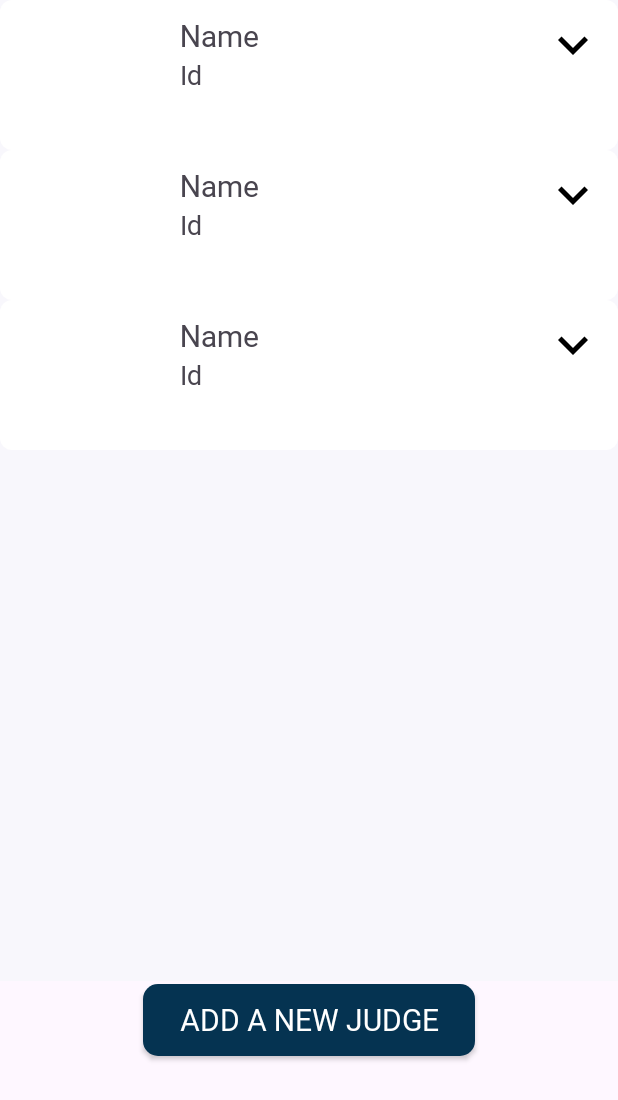
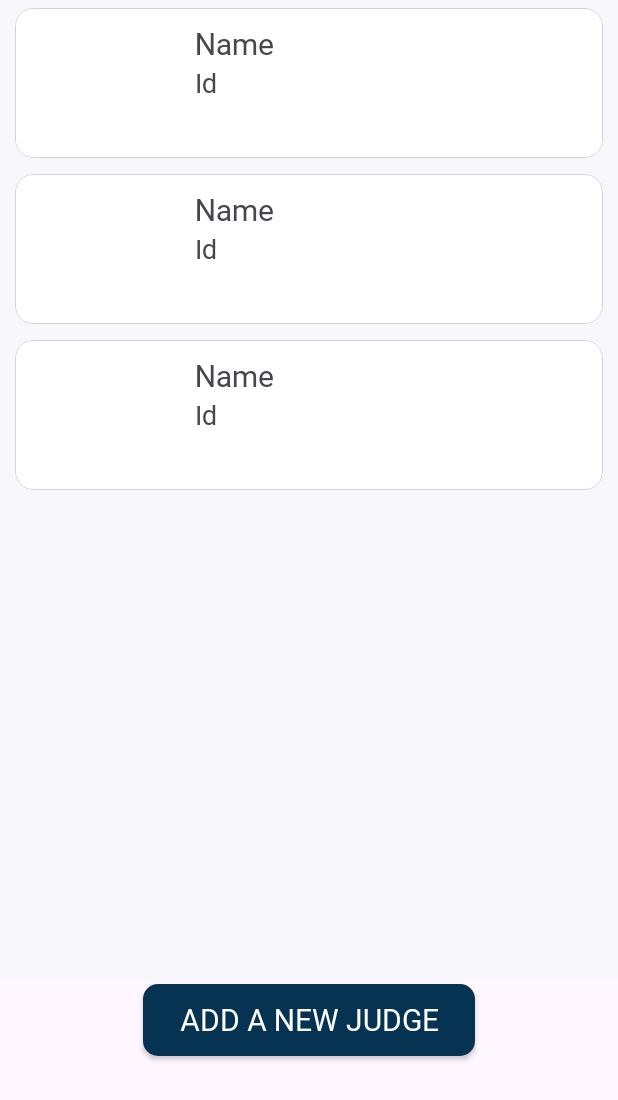
Before and after one commit to Broody-boy/JuryTech, an Android app: the layout fragment_judge.xml on its own in the app's theme, with its tools: preview values and no code run, on a phone screen of 412 x 824 dp. Shown: the top 1100 px of the screen. Run offline under Robolectric (Android 15) with nearby library versions, the phone set to English and light mode, and no system bars; plain views replace CircularImageView.

Commit message:
Changed Judge layout

```diff
--- a/app/src/main/java/com/example/lawdcm/adapters/JudgesAdapter.kt
+++ b/app/src/main/java/com/example/lawdcm/adapters/JudgesAdapter.kt
@@ -42,7 +42,7 @@ class JudgesAdapter(val cntxt : Context) : RecyclerView.Adapter<JudgesAdapter.Vi
         .addOnFailureListener { Toast.makeText(cntxt, "${it.message}", Toast.LENGTH_SHORT).show() }
         .addOnCanceledListener { Toast.makeText(cntxt, "gadbad2", Toast.LENGTH_SHORT).show() }
 
-        holder.imgDropDown.setOnClickListener {
+        holder.cvContent.setOnClickListener {
             val intent = Intent(holder.itemView.context , ScheduledCases::class.java)
             intent.putExtra("judgeId" , judgeDetailInHand.judgeId)
             holder.itemView.context.startActivity(intent)
@@ -59,6 +59,7 @@ class JudgesAdapter(val cntxt : Context) : RecyclerView.Adapter<JudgesAdapter.Vi
         val imgJudge = binding.imgJudge
         val tvJudgeName = binding.tvJudgeName
         val tvJudgeId = binding.tvJudgeId
+        val cvContent = binding.cvContent
         val imgDropDown = binding.expandDropDown //badme nya button lagana hai
     }
 }
--- a/app/src/main/res/layout/item_judge_detail.xml
+++ b/app/src/main/res/layout/item_judge_detail.xml
@@ -1,5 +1,20 @@
 <?xml version="1.0" encoding="utf-8"?>
-<RelativeLayout xmlns:android="http://schemas.android.com/apk/res/android"
+
+<com.google.android.material.card.MaterialCardView xmlns:android="http://schemas.android.com/apk/res/android"
+    android:id="@+id/cvContent"
+    android:layout_width="match_parent"
+    android:layout_height="wrap_content"
+    xmlns:app="http://schemas.android.com/apk/res-auto"
+    app:cardElevation="0dp"
+    app:strokeColor="#D5D2D2"
+    app:strokeWidth=".5dp"
+    android:layout_marginHorizontal="10dp"
+    android:layout_marginVertical="5dp"
+    android:focusable="true"
+    android:clickable="true">
+
+
+    <RelativeLayout xmlns:android="http://schemas.android.com/apk/res/android"
     android:layout_width="match_parent"
     android:layout_height="wrap_content"
     android:padding="10dp"
@@ -35,6 +50,9 @@
         android:layout_width="40dp"
         android:layout_height="40dp"
         android:src="@drawable/ic_dropdown_arrow_24"
-        android:layout_alignParentEnd="true"/>
+        android:layout_alignParentEnd="true"
+        android:visibility="gone"/>
 
 </RelativeLayout>
+
+</com.google.android.material.card.MaterialCardView>
```
